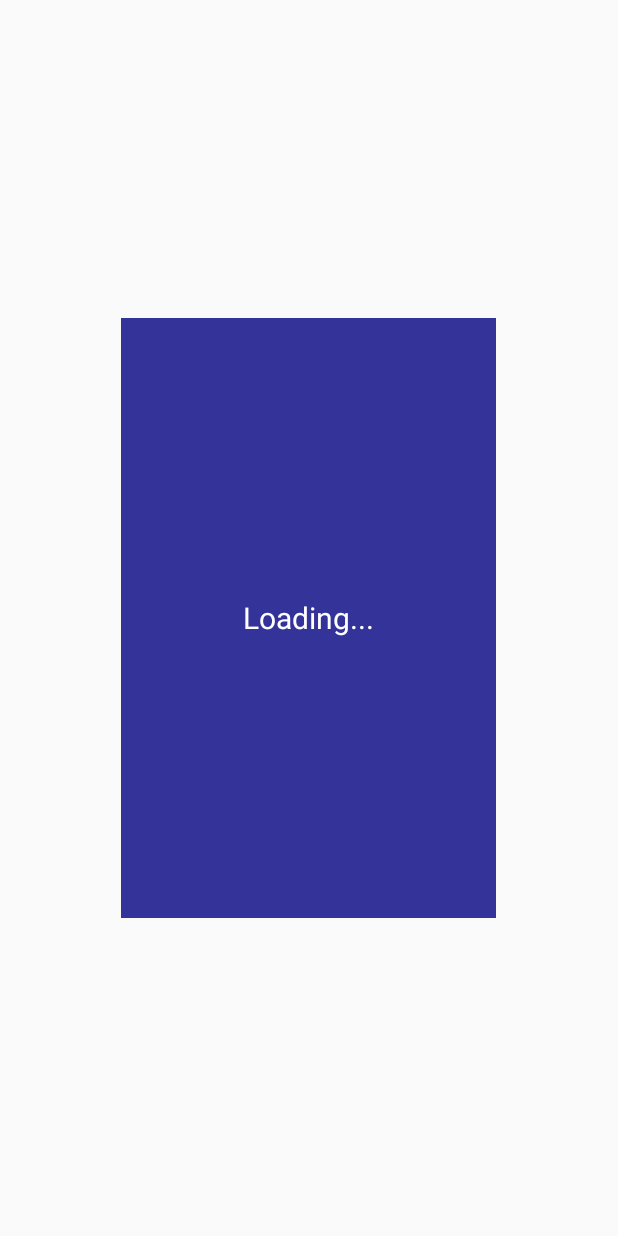
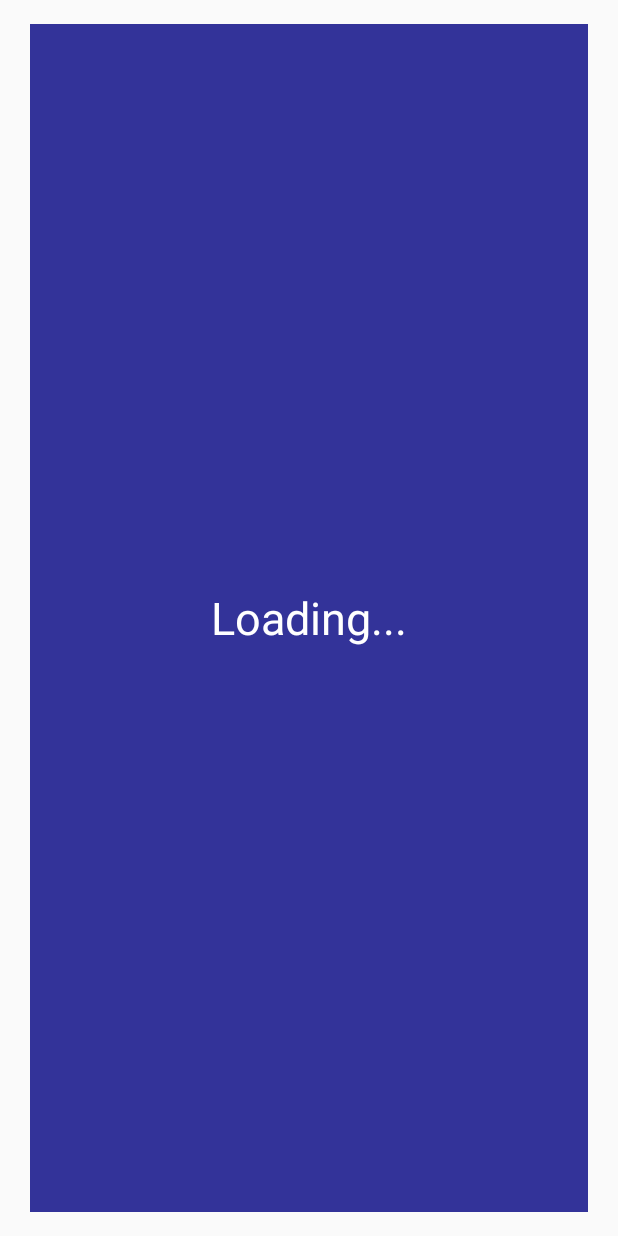
Before and after one commit to debkbanerji/matchify, an Android app: the layout item.xml on its own in the app's theme, with its tools: preview values and no code run, on a phone screen of 412 x 824 dp. Run offline under Robolectric (Android 15) with nearby library versions, the phone set to English and light mode, and no system bars.

Commit message:
Layout
Increased font, card size

```diff
--- a/app/src/main/res/layout/item.xml
+++ b/app/src/main/res/layout/item.xml
@@ -2,12 +2,17 @@
 <FrameLayout xmlns:android="http://schemas.android.com/apk/res/android"
     xmlns:tools="http://schemas.android.com/tools"
     android:layout_gravity="center"
-    android:layout_width="250dp"
-    android:layout_height="400dp">
+    android:layout_width="match_parent"
+    android:layout_height="match_parent"
+    android:paddingRight="20dp"
+    android:paddingLeft="20dp"
+    android:paddingTop="16dp"
+    android:paddingBottom="16dp">
+
 
     <TextView
         android:id="@+id/helloText"
-        android:textSize="20sp"
+        android:textSize="30sp"
         android:textColor="@android:color/white"
         android:background="#333399"
         android:gravity="center"
```
Also changed, not shown: app/src/main/java/com/example/matchify/HomeActivity.java (+6 -4 lines), app/src/main/res/layout/activity_match.xml (+6 -4 lines).
